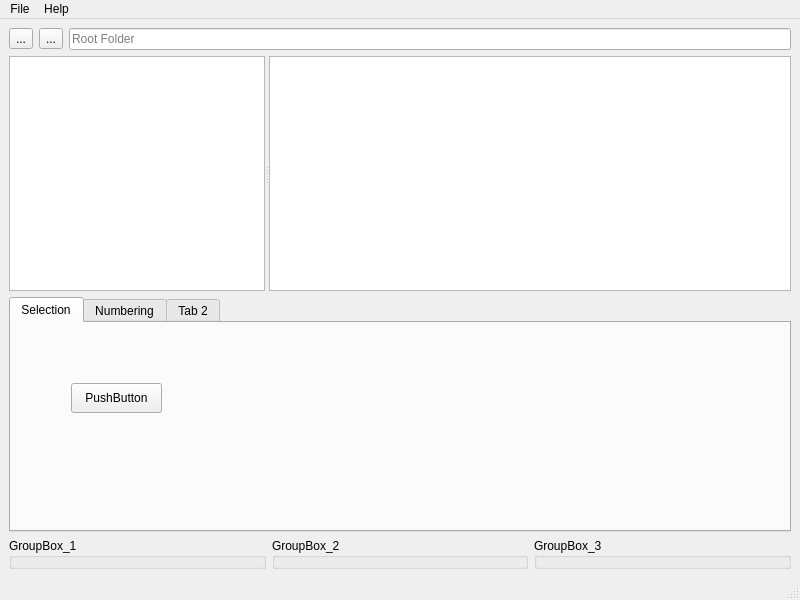
Before: the Qt Designer form src/mainwindow.ui in darenliang/resauce, drawn with Qt 5.
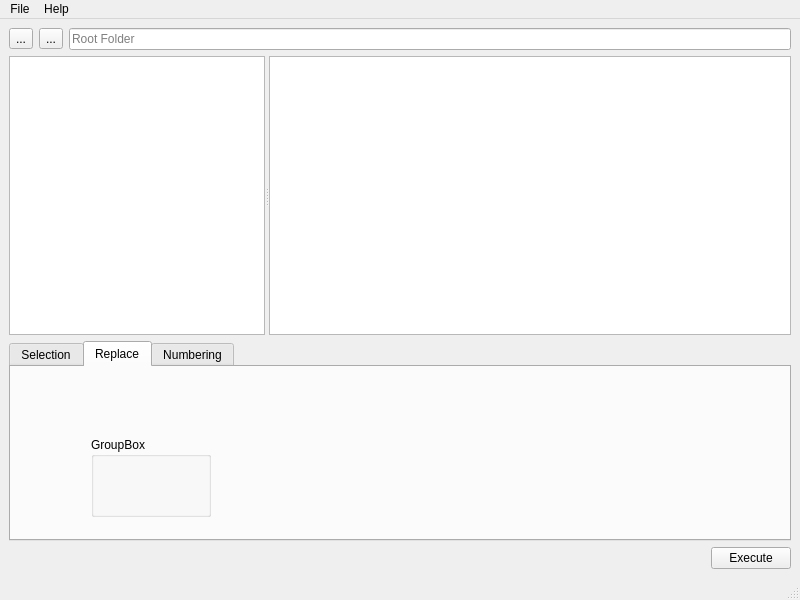
After: the same form once the commit is applied. Icons and pictures are not drawn.

The edit to the form file:
```diff
--- a/src/mainwindow.ui
+++ b/src/mainwindow.ui
@@ -136,8 +136,20 @@
       </item>
       <item>
        <widget class="QTabWidget" name="tabWidget">
+        <property name="sizePolicy">
+         <sizepolicy hsizetype="Expanding" vsizetype="Fixed">
+          <horstretch>0</horstretch>
+          <verstretch>0</verstretch>
+         </sizepolicy>
+        </property>
+        <property name="minimumSize">
+         <size>
+          <width>0</width>
+          <height>200</height>
+         </size>
+        </property>
         <property name="currentIndex">
-         <number>0</number>
+         <number>1</number>
         </property>
         <widget class="QWidget" name="predicateTab">
          <attribute name="title">
@@ -157,6 +169,24 @@
           </property>
          </widget>
         </widget>
+        <widget class="QWidget" name="replaceTab">
+         <attribute name="title">
+          <string>Replace</string>
+         </attribute>
+         <widget class="QGroupBox" name="groupBox_4">
+          <property name="geometry">
+           <rect>
+            <x>80</x>
+            <y>70</y>
+            <width>120</width>
+            <height>80</height>
+           </rect>
+          </property>
+          <property name="title">
+           <string>GroupBox</string>
+          </property>
+         </widget>
+        </widget>
         <widget class="QWidget" name="numberingTab">
          <attribute name="title">
           <string>Numbering</string>
@@ -175,46 +205,30 @@
           </property>
          </widget>
         </widget>
-        <widget class="QWidget" name="tab_4">
-         <attribute name="title">
-          <string>Tab 2</string>
-         </attribute>
-         <widget class="QGroupBox" name="groupBox_4">
-          <property name="geometry">
-           <rect>
-            <x>80</x>
-            <y>70</y>
-            <width>120</width>
-            <height>80</height>
-           </rect>
-          </property>
-          <property name="title">
-           <string>GroupBox</string>
-          </property>
-         </widget>
-        </widget>
        </widget>
       </item>
       <item>
-       <layout class="QGridLayout" name="gridLayout">
-        <item row="0" column="0">
-         <widget class="QGroupBox" name="groupBox_3">
-          <property name="title">
-           <string>GroupBox_1</string>
+       <layout class="QHBoxLayout" name="bottomRow">
+        <item>
+         <spacer name="horizontalSpacer">
+          <property name="orientation">
+           <enum>Qt::Horizontal</enum>
           </property>
-         </widget>
-        </item>
-        <item row="0" column="1">
-         <widget class="QGroupBox" name="groupBox_1">
-          <property name="title">
-           <string>GroupBox_2</string>
+          <property name="sizeHint" stdset="0">
+           <size>
+            <width>40</width>
+            <height>20</height>
+           </size>
           </property>
-         </widget>
+         </spacer>
         </item>
-        <item row="0" column="2">
-         <widget class="QGroupBox" name="groupBox_2">
-          <property name="title">
-           <string>GroupBox_3</string>
+        <item>
+         <widget class="QPushButton" name="actionExecute">
+          <property name="text">
+           <string>Execute</string>
+          </property>
+          <property name="icon">
+           <iconset theme="system-run"/>
           </property>
          </widget>
         </item>
```
Left out of the diff: 2 changed lines with no effect on the pictures.
